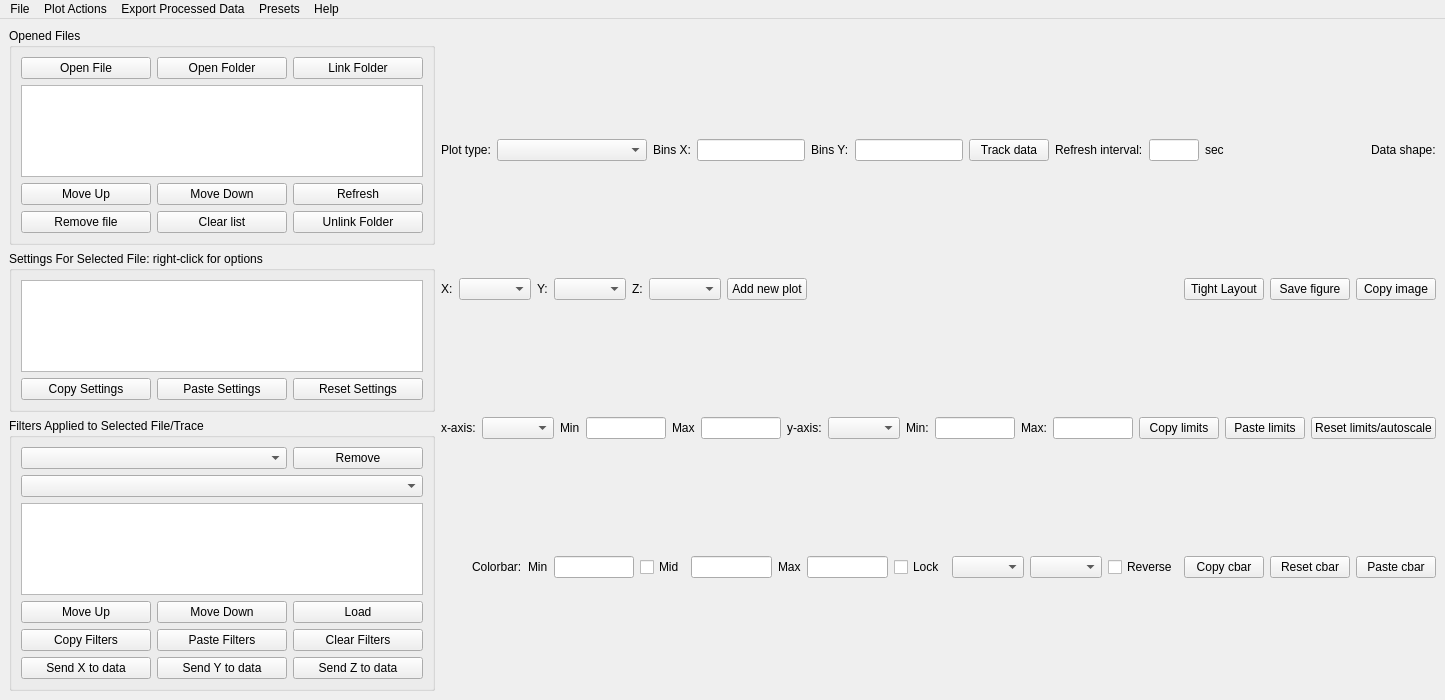
First picture: the form in qcodesplusplus/plotting/offline/design.ui, repository qcodespp/qcodespp, before the edit.
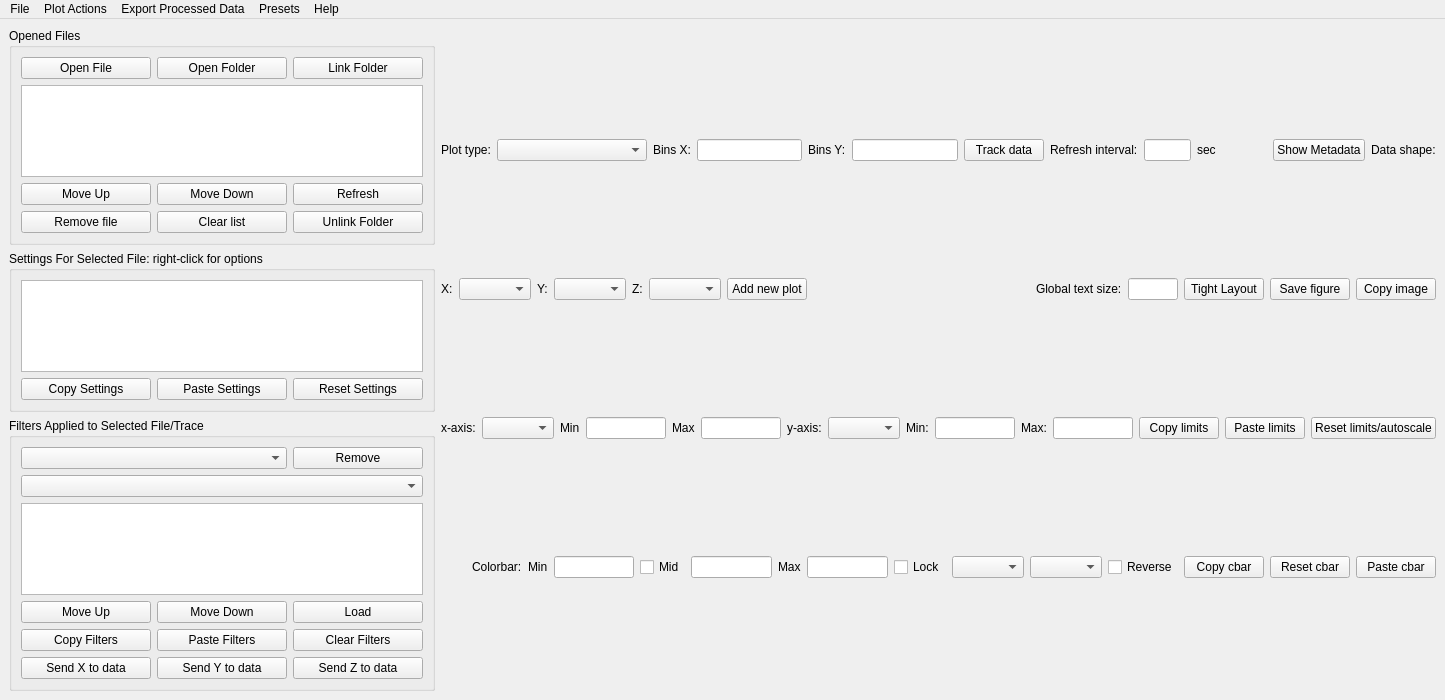
Second picture: the form after the edit. Icons and pictures are not drawn.

Commit message: IG: Metadata window for qcodesppdata

What changed in the file:
```diff
--- a/qcodesplusplus/plotting/offline/design.ui
+++ b/qcodesplusplus/plotting/offline/design.ui
@@ -679,6 +679,19 @@
           </property>
          </spacer>
         </item>
+        <item>
+         <widget class="QPushButton" name="metadata_button">
+          <property name="sizePolicy">
+           <sizepolicy hsizetype="Fixed" vsizetype="Fixed">
+            <horstretch>0</horstretch>
+            <verstretch>0</verstretch>
+           </sizepolicy>
+          </property>
+          <property name="text">
+           <string>Show Metadata</string>
+          </property>
+         </widget>
+        </item>
         <item>
          <widget class="QLabel" name="data_shape_label">
           <property name="sizePolicy">
@@ -758,6 +771,41 @@
           </property>
          </spacer>
         </item>
+        <item>
+         <widget class="QLabel" name="label">
+          <property name="sizePolicy">
+           <sizepolicy hsizetype="Minimum" vsizetype="Minimum">
+            <horstretch>0</horstretch>
+            <verstretch>0</verstretch>
+           </sizepolicy>
+          </property>
+          <property name="text">
+           <string>Global text size:</string>
+          </property>
+         </widget>
+        </item>
+        <item>
+         <widget class="QLineEdit" name="lineEdit">
+          <property name="sizePolicy">
+           <sizepolicy hsizetype="Fixed" vsizetype="Fixed">
+            <horstretch>0</horstretch>
+            <verstretch>0</verstretch>
+           </sizepolicy>
+          </property>
+          <property name="minimumSize">
+           <size>
+            <width>40</width>
+            <height>0</height>
+           </size>
+          </property>
+          <property name="maximumSize">
+           <size>
+            <width>50</width>
+            <height>16777215</height>
+           </size>
+          </property>
+         </widget>
+        </item>
         <item>
          <widget class="QPushButton" name="tight_layout_button">
           <property name="text">
```
The commit also changes 5 other files.
